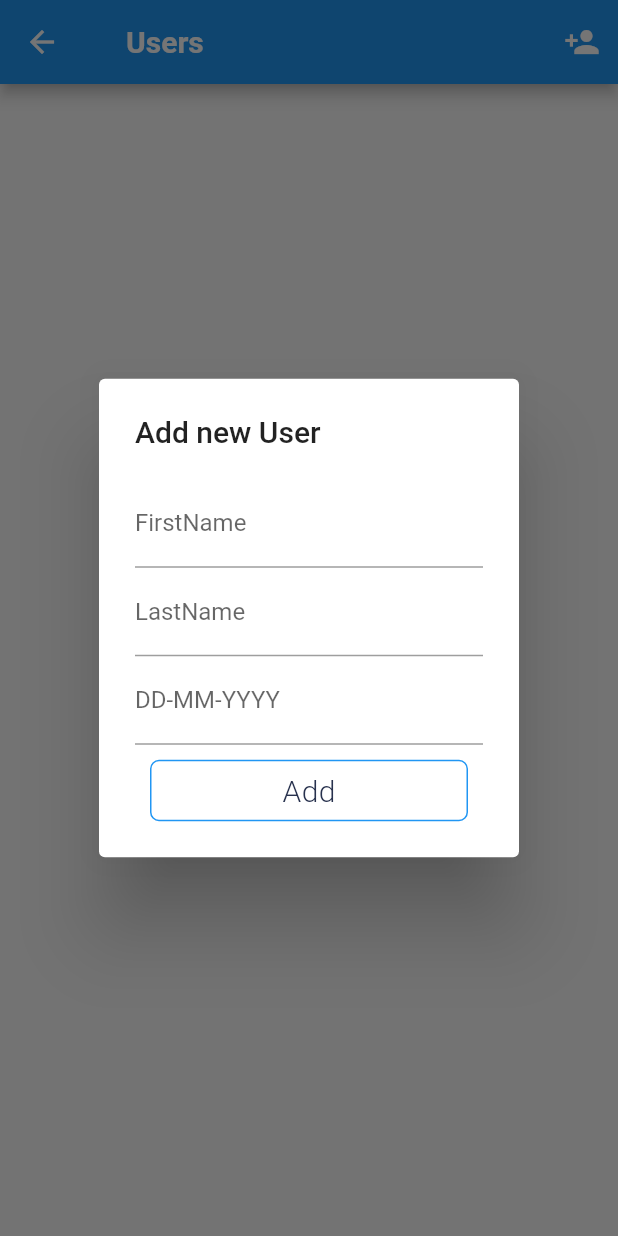
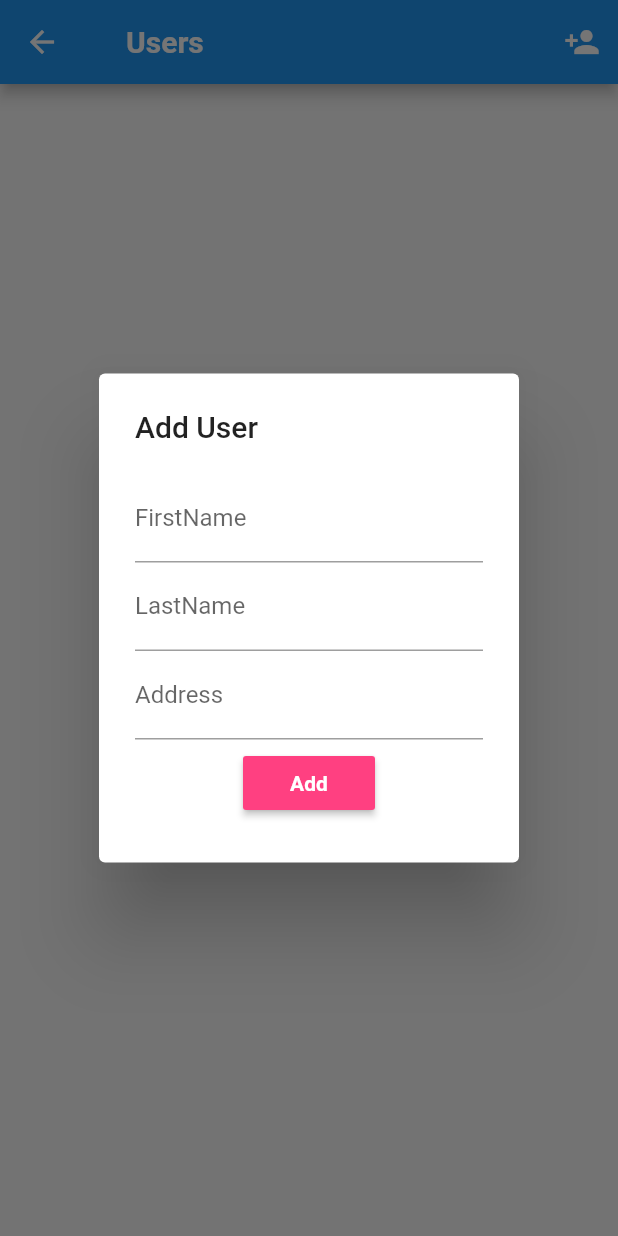
Before and after one commit to Nidzy/FlutterWidgetDemo, a Flutter app: the DataBaseMain screen opened directly, after a tap on the "person add" icon, on a phone screen of 412 x 824 dp. Run offline on Flutter 3.47's test engine with Material 2 defaults, Android fonts, the phone set to English and light mode, and no system bars; our stand-ins replace camera, flutter_svg, fluttertoast, google_maps_flutter, image_picker, shared_preferences and 1 more; accounts and stored records are empty; network calls fail; statements that could not run were skipped.

Commit message:
added svg in list item, sqflite crud modification

```diff
--- a/lib/database/add_user_dialog.dart
+++ b/lib/database/add_user_dialog.dart
@@ -15,28 +15,24 @@ class AddUserDialog {
 
   final etFirstname = TextEditingController();
   final etLastname = TextEditingController();
-  final etDob = TextEditingController();
+  final etAddress = TextEditingController();
   User user;
 
-  Widget buildAboutDialog(BuildContext context, _myHomePageState, bool isEdit,
-      User user) {
-    /*final FocusNode _firstNameFocus = FocusNode();
-    final FocusNode _lastNameFocus = FocusNode();
-    final FocusNode _dobFocus = FocusNode();*/
-
-    String _firstName, _lastName, _dob;
+  Widget buildAboutDialog(
+      BuildContext context, _myHomePageState, bool isEdit, User user) {
+    String _firstName, _lastName, _address;
 
     if (user != null) {
       this.user = user;
       etFirstname.text = user.firstName;
       etLastname.text = user.lastName;
-      etDob.text = user.dob;
+      etAddress.text = user.address;
     }
 
     final GlobalKey<FormState> _addUserKey = GlobalKey<FormState>();
 
     return AlertDialog(
-      title: Text(isEdit ? 'Edit' : 'Add new User'),
+      title: Text(isEdit ? 'Update User' : 'Add User'),
       content: SingleChildScrollView(
           child: Column(
         mainAxisSize: MainAxisSize.min,
@@ -75,9 +71,6 @@ class AddUserDialog {
               buildCounter: (BuildContext context,
                       {int currentLength, int maxLength, bool isFocused}) =>
                   null,
-                  /* onFieldSubmitted: (term) {
-                _fieldFocusChange(context, _lastNameFocus, _dobFocus);
-              },*/
               validator: (lastName) {
                 if (lastName.isEmpty) {
                   return 'Please enter lastname ';
@@ -96,26 +89,38 @@ class AddUserDialog {
             },*/
               ),
           TextFormField(
-                  decoration: InputDecoration(labelText: "DD-MM-YYYY"),
+              decoration: InputDecoration(labelText: "Address"),
               keyboardType: TextInputType.text,
-//              focusNode: _dobFocus,
               autofocus: false,
-                  controller: etDob,
+              controller: etAddress,
               textInputAction: TextInputAction.done,
               validator: (address) {
                 if (address.isEmpty) {
-                      return 'Please enter dob';
+                  return 'Please enter Address';
                 }
                 return null;
               },
-                  onSaved: (String dob) {
-                    _dob = dob;
+              onSaved: (String address) {
+                _address = address;
               }),
+          Container(
+              padding: EdgeInsets.all(5.0),
+              alignment: Alignment.center,
+              child: RaisedButton(
+                color: Colors.pinkAccent,
+                onPressed: () {
+                  addRecord(isEdit);
+                  _myHomePageState.displayRecord();
+                  Navigator.of(context).pop();
+                },
+                child: Text(
+                  isEdit ? "Update" : "Add",
+                  style: TextStyle(
+                      fontWeight: FontWeight.bold, color: Colors.white),
+                ),
+              )),
 
-//            getTextField("Enter first name", etFirstname, _firsNnameFocus),
-//            getTextField("Enter last name", etLastname, _lastNameFocus),
-//            getTextField("DD-MM-YYYY", etDob, _dobFocus),
-              GestureDetector(
+          /*GestureDetector(
             onTap: () {
               addRecord(isEdit);
               _myHomePageState.displayRecord();
@@ -126,15 +131,15 @@ class AddUserDialog {
               child: getAppBorderButton(isEdit ? "Edit" : "Add",
                   EdgeInsets.fromLTRB(0.0, 10.0, 0.0, 0.0)),
             ),
-              ),
+          ),*/
         ],
       )),
     );
   }
 
   //focus from one field to other field
-  _fieldFocusChange(BuildContext context, FocusNode currentFocus,
-      FocusNode nextFocus) {
+  _fieldFocusChange(
+      BuildContext context, FocusNode currentFocus, FocusNode nextFocus) {
     currentFocus.unfocus();
     FocusScope.of(context).requestFocus(nextFocus);
   }
@@ -180,7 +185,7 @@ class AddUserDialog {
   //add/ edit user details
   Future addRecord(bool isEdit) async {
     var db = DatabaseHelper();
-    var user = User(etFirstname.text, etLastname.text, etDob.text);
+    var user = User(etFirstname.text, etLastname.text, etAddress.text);
     if (isEdit) {
       user.setUserId(this.user.id);
       await db.update(user);
--- a/lib/database/databasehelper.dart
+++ b/lib/database/databasehelper.dart
@@ -39,7 +39,7 @@ class DatabaseHelper {
   void _onCreate(Database db, int version) async {
     //when creating the db create the table
     await db.execute(
-        "CREATE TABLE User(id INTEGER PRIMARY KEY, firstname TEXT, lastname TEXT, dob TEXT)");
+        "CREATE TABLE User(id INTEGER PRIMARY KEY, firstname TEXT, lastname TEXT, address TEXT)");
   }
 
 //save user
@@ -58,8 +58,8 @@ class DatabaseHelper {
 
     //list of user
     for (int i = 0; i < list.length; i++) {
-      var user =
-          new User(list[i]["firstname"], list[i]["lastname"], list[i]["dob"]);
+      var user = new User(
+          list[i]["firstname"], list[i]["lastname"], list[i]["address"]);
       user.setUserId(list[i]["id"]);
       users.add(user);
     }
--- a/lib/database/model/user.dart
+++ b/lib/database/model/user.dart
@@ -3,29 +3,29 @@ class User {
   int id;
   String _firstName;
   String _lastName;
-  String _dob;
+  String _address;
 
-  User(this._firstName, this._lastName, this._dob);
+  User(this._firstName, this._lastName, this._address);
 
-  //dynamic means we can change the value of that. ie dynamic a= 10 ; a= 'test'; // here a's type is dynamic so, we can not chnage its type .
+  //dynamic means we can change the value of that. ie dynamic a= 10 ; a= 'test'; // here a's type is dynamic so, we can change its type .
   User.map(dynamic obj) {
     this._firstName = obj["firstname"];
     this._lastName = obj["lastname"];
-    this._dob = obj["dob"];
+    this._address = obj["address"];
   }
 
   String get firstName => _firstName;
 
   String get lastName => _lastName;
 
-  String get dob => _dob;
+  String get address => _address;
 
   Map<String, dynamic> toMap() {
     var map = new Map<String, dynamic>();
 
     map["firstname"] = _firstName;
     map["lastname"] = _lastName;
-    map["dob"] = _dob;
+    map["address"] = _address;
 
     return map;
   }
--- a/lib/googlemap.dart
+++ b/lib/googlemap.dart
@@ -8,6 +8,7 @@ class googleMap extends StatelessWidget {
   Widget build(BuildContext context) {
     return MaterialApp(
       title: "Google Map",
+      debugShowCheckedModeBanner: false,
       home: MapScreen(),
     );
   }
--- a/lib/home.dart
+++ b/lib/home.dart
@@ -60,7 +60,7 @@ class _PickImageDemoState extends State<PickImage> {
     return MaterialApp(
         debugShowCheckedModeBanner: false,
         home: Scaffold(
-            appBar: AppBar(title: Text("Image Pick Demo")),
+            appBar: AppBar(title: Text("Home")),
             body: Center(
               child: Column(
                 mainAxisAlignment: MainAxisAlignment.center,
--- a/pubspec.yaml
+++ b/pubspec.yaml
@@ -38,6 +38,7 @@ dev_dependencies:
   path_provider: ^1.3.0
   path: 1.6.4
   google_maps_flutter: 0.5.21+6
+  flutter_svg: 0.14.1
 
 
 
@@ -65,6 +66,7 @@ flutter:
     - assets/splashscreen.png
     - assets/food.jpg
     - assets/error.png
+    - assets/europeanunion.svg
 
 
   # An image asset can refer to one or more resolution-specific "variants", see
```
Also changed, not shown: lib/database/list_user.dart (+43 -10 lines), lib/listdemo.dart (+20 -4 lines), lib/networkcall.dart (+18 -4 lines), assets/europeanunion.svg (added), pubspec.lock. Lines whose indentation alone changed are shown as unchanged.
